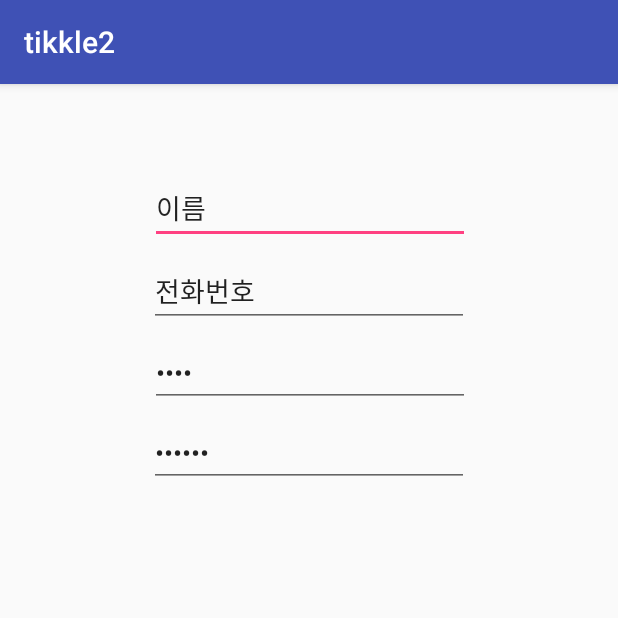
After one commit to itsheeyoung/tikkle2, an Android app: the signupactivity screen opened directly, with no data from a screen before it, on a phone screen of 412 x 824 dp, the top half of it. The commit adds this screen. Run offline under Robolectric (Android 15) with nearby library versions, the phone set to English and light mode, and no system bars.

Commit message:
회원가입폼추가

```diff
--- a/app/src/main/AndroidManifest.xml
+++ b/app/src/main/AndroidManifest.xml
@@ -9,14 +9,17 @@ package="heeyoung.tikkle2">
         android:roundIcon="@mipmap/ic_launcher_round"
         android:supportsRtl="true"
         android:theme="@style/AppTheme">
-    <activity android:name=".MainActivity"
-        android:theme="@style/Theme.AppCompat.NoActionBar">  //액션 바 없애기, 밖에서도 AppTheme바꿔주어야 함.
+        <activity
+            android:name=".MainActivity"
+            android:theme="@style/Theme.AppCompat.NoActionBar">
+            //액션 바 없애기, 밖에서도 AppTheme바꿔주어야 함.
             <intent-filter>
                 <action android:name="android.intent.action.MAIN" />
 
                 <category android:name="android.intent.category.LAUNCHER" />
             </intent-filter>
         </activity>
+        <activity android:name=".signupactivity"></activity>
     </application>
 
 </manifest>
--- a/app/src/main/java/heeyoung/tikkle2/MainActivity.java
+++ b/app/src/main/java/heeyoung/tikkle2/MainActivity.java
@@ -9,6 +9,7 @@ import android.widget.ImageView;
 import android.widget.ToggleButton;
 
 public class MainActivity extends AppCompatActivity {
+public static final int REQUEST_CODE_MENU = 101;
 
     @Override
     protected void onCreate(Bundle savedInstanceState) {
@@ -35,13 +36,20 @@ public class MainActivity extends AppCompatActivity {
                     );
                 } // end if
             } // end onClick()
+
+            public void buttonsignupclicked(View v) {
+                Intent intent = new Intent(getApplicationContext(), signupactivity.class);
+                startActivityForResult(intent, REQUEST_CODE_MENU);
+            }
         });
+
+
+    }
 
 
 
 
     }
-}
 
 //Image1.setBackgroundDrawable(
 //        getResources().
--- /dev/null
+++ b/app/src/main/java/heeyoung/tikkle2/signupactivity.java
@@ -0,0 +1,43 @@
+package heeyoung.tikkle2;
+
+import android.content.Intent;
+import android.support.v7.app.AppCompatActivity;
+import android.os.Bundle;
+import android.view.View;
+import android.widget.Button;
+
+public class signupactivity extends AppCompatActivity {
+
+    @Override
+    protected void onCreate(Bundle savedInstanceState) {
+        super.onCreate(savedInstanceState);
+        setContentView(R.layout.activity_signupactivity);
+
+
+    }
+
+    public class MenuActivity extends AppCompatActivity {
+
+        @Override
+        protected void onCreate(Bundle savedInstanceState) {
+            super.onCreate(savedInstanceState);
+            setContentView(R.layout.activity_signupactivity);
+
+            Button button = (Button) findViewById(R.id.button13);
+            button.setOnClickListener(new View.OnClickListener() {
+                public void onClick(View v) {
+                    Intent intent = new Intent();
+                    intent.putExtra("name", "mike");
+                    setResult(RESULT_OK, intent);
+
+                    finish();
+                }
+            });
+        }
+    }
+
+
+    protected void onActivityResult(int requestCode, int resultCode, Intent data) {
+        super.onActivityResult(requestCode, resultCode, data);
+    }
+}
--- a/app/src/main/res/layout/activity_main.xml
+++ b/app/src/main/res/layout/activity_main.xml
@@ -26,7 +26,7 @@
         android:layout_marginStart="78dp"
         android:layout_marginTop="176dp"
         android:checked="false"
-        android:text="Supporter"
+        android:text="supporter"
         android:textOff="후원자"
         android:textOn="수혜자"
         app:layout_constraintLeft_toLeftOf="parent"
@@ -54,6 +54,7 @@
             android:layout_width="match_parent"
             android:layout_height="wrap_content"
             android:backgroundTint="#FF8B7E"
+            android:onClick="buttonsignupclicked"
             android:text="sign up" />
     </LinearLayout>
 
--- /dev/null
+++ b/app/src/main/res/layout/activity_signupactivity.xml
@@ -0,0 +1,66 @@
+<?xml version="1.0" encoding="utf-8"?>
+<android.support.constraint.ConstraintLayout xmlns:android="http://schemas.android.com/apk/res/android"
+    xmlns:app="http://schemas.android.com/apk/res-auto"
+    xmlns:tools="http://schemas.android.com/tools"
+    android:layout_width="match_parent"
+    android:layout_height="match_parent"
+    tools:context="heeyoung.tikkle2.signupactivity">
+
+    <EditText
+        android:id="@+id/editText"
+        android:layout_width="wrap_content"
+        android:layout_height="wrap_content"
+        android:layout_marginLeft="8dp"
+        android:layout_marginRight="8dp"
+        android:layout_marginTop="59dp"
+        android:ems="10"
+        android:inputType="textPersonName"
+        android:text="이름"
+        app:layout_constraintHorizontal_bias="0.503"
+        app:layout_constraintLeft_toLeftOf="parent"
+        app:layout_constraintRight_toRightOf="parent"
+        app:layout_constraintTop_toTopOf="parent" />
+
+    <EditText
+        android:id="@+id/editText2"
+        android:layout_width="wrap_content"
+        android:layout_height="wrap_content"
+        android:layout_marginLeft="8dp"
+        android:layout_marginRight="8dp"
+        android:layout_marginTop="8dp"
+        android:ems="10"
+        android:inputType="textPassword"
+        android:text="비밀번호"
+        app:layout_constraintHorizontal_bias="0.503"
+        app:layout_constraintLeft_toLeftOf="parent"
+        app:layout_constraintRight_toRightOf="parent"
+        app:layout_constraintTop_toBottomOf="@+id/editText3" />
+
+    <EditText
+        android:id="@+id/editText3"
+        android:layout_width="wrap_content"
+        android:layout_height="wrap_content"
+        android:layout_marginLeft="8dp"
+        android:layout_marginRight="8dp"
+        android:layout_marginTop="8dp"
+        android:ems="10"
+        android:inputType="phone"
+        android:text="전화번호"
+        app:layout_constraintLeft_toLeftOf="parent"
+        app:layout_constraintRight_toRightOf="parent"
+        app:layout_constraintTop_toBottomOf="@+id/editText" />
+
+    <EditText
+        android:id="@+id/editText4"
+        android:layout_width="wrap_content"
+        android:layout_height="wrap_content"
+        android:layout_marginLeft="8dp"
+        android:layout_marginRight="8dp"
+        android:layout_marginTop="8dp"
+        android:ems="10"
+        android:inputType="textPassword"
+        android:text="비밀번호확인"
+        app:layout_constraintLeft_toLeftOf="parent"
+        app:layout_constraintRight_toRightOf="parent"
+        app:layout_constraintTop_toBottomOf="@+id/editText2" />
+</android.support.constraint.ConstraintLayout>
```
Lines whose indentation alone changed are shown as unchanged.
